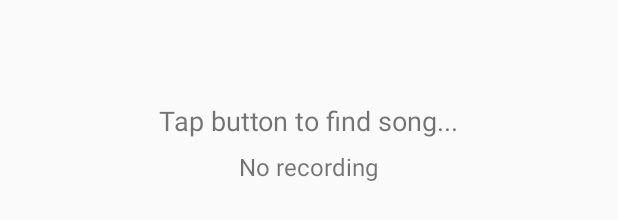
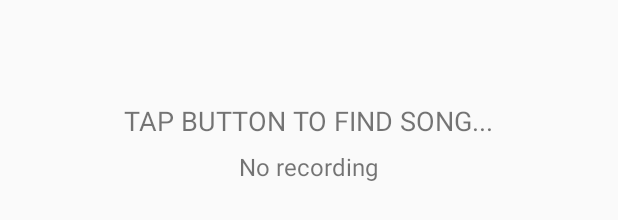
Before and after one commit to hsubrittany/ListenToMe, an Android app: the layout activity_fingerprint.xml on its own in the app's theme, with its tools: preview values and no code run, on a phone screen of 412 x 824 dp. Shown: the part 475-695 px from the top of the screen. Run offline under Robolectric (Android 15) with nearby library versions, the phone set to English and light mode, and no system bars.

Commit message:
Added custom font with Calligraphy lib

```diff
--- a/app/build.gradle
+++ b/app/build.gradle
@@ -47,5 +47,5 @@ dependencies {
 
     compile 'com.airbnb.android:lottie:2.1.0'
 
-//    compile 'com.android.support:recyclerview-v7:24.0.+'
+    compile 'uk.co.chrisjenx:calligraphy:2.3.0'
 }
--- a/app/src/main/AndroidManifest.xml
+++ b/app/src/main/AndroidManifest.xml
@@ -7,7 +7,8 @@
         android:icon="@mipmap/ic_launcher"
         android:label="@string/app_name"
         android:supportsRtl="true"
-        android:theme="@style/AppTheme" >
+        android:theme="@style/AppTheme"
+        android:name=".App">
         <uses-library android:name="com.google.android.maps" android:required="false"/>
         <activity android:name="com.example.brittanyhsu.bhspotify.MainActivity"
             android:label="@string/app_name"
--- a/app/src/main/res/layout/activity_fingerprint.xml
+++ b/app/src/main/res/layout/activity_fingerprint.xml
@@ -4,6 +4,7 @@
     android:layout_width="match_parent"
     android:layout_height="match_parent"
     xmlns:app="http://schemas.android.com/apk/res-auto"
+    xmlns:fontPath="http://schemas.android.com/tools"
     android:gravity="center_vertical"
     android:orientation="vertical">
     <!--<TextView-->
@@ -19,7 +20,7 @@
         android:layout_height="wrap_content"
         android:layout_centerHorizontal="true"
         android:gravity="center_vertical"
-        android:text="Tap button to find song..."
+        android:text="TAP BUTTON TO FIND SONG..."
         android:textSize="18sp" />
 
     <TextView
```
Also changed, not shown: app/src/main/java/com/example/brittanyhsu/bhspotify/App.java (added, +21 -0 lines), app/src/main/java/com/example/brittanyhsu/bhspotify/FingerprintActivity.java (+7 -1 lines), app/src/main/java/com/example/brittanyhsu/bhspotify/LoginActivity.java (+8 -0 lines), app/src/main/java/com/example/brittanyhsu/bhspotify/MainActivity.java (+10 -0 lines), app/src/main/java/com/example/brittanyhsu/bhspotify/ViewPagerActivity.java (+9 -0 lines), app/src/main/assets/fonts/OpenSans-Bold.ttf (added), app/src/main/assets/fonts/OpenSans-BoldItalic.ttf (added), app/src/main/assets/fonts/OpenSans-ExtraBold.ttf (added), app/src/main/assets/fonts/OpenSans-ExtraBoldItalic.ttf (added), app/src/main/assets/fonts/OpenSans-Italic.ttf (added), app/src/main/assets/fonts/OpenSans-Light.ttf (added), app/src/main/assets/fonts/OpenSans-LightItalic.ttf (added), app/src/main/assets/fonts/OpenSans-Regular.ttf (added), app/src/main/assets/fonts/OpenSans-SemiBold.ttf (added), 1 more files.
